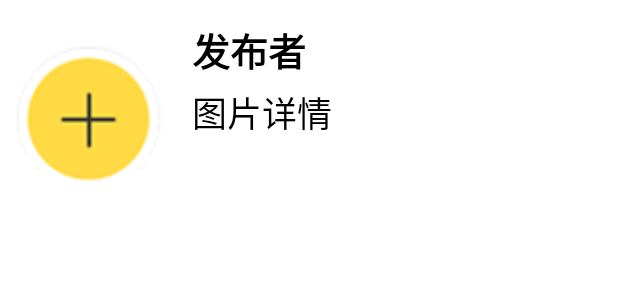
After one commit to nonthen/SharePictures, an Android app: the layout activity_my_pictufabu.xml on its own in the app's theme, with its tools: preview values and no code run, on a phone screen of 412 x 824 dp. The commit adds this screen. Shown: the top 300 px of the screen. Run offline under Robolectric (Android 15) with nearby library versions, the phone set to English and light mode, and no system bars.

Commit message:
发布图片成功，首页显示图片

```diff
--- a/app/src/main/java/com/example/sharepictures/ui/upload/DashboardFragment.java
+++ b/app/src/main/java/com/example/sharepictures/ui/upload/DashboardFragment.java
@@ -72,6 +72,7 @@ public class DashboardFragment extends Fragment {//发布照片
             public void onClick(View view) {
 
                 ContentValues values=new ContentValues();//储存图片信息
+
                 values.put("idnum",binding.PictureId.getText().toString());
                 values.put("details",binding.PicturesDetails.getText().toString());
                 values.put("pictures",imagedata);
--- /dev/null
+++ b/app/src/main/res/layout/activity_my_pictufabu.xml
@@ -0,0 +1,43 @@
+<?xml version="1.0" encoding="utf-8"?>
+<LinearLayout
+    xmlns:android="http://schemas.android.com/apk/res/android"
+    android:orientation="horizontal"
+    android:layout_width="match_parent"
+    android:layout_height="150dp"
+    android:padding="10dp">
+
+    <ImageView
+        android:id="@+id/item_image"
+        android:layout_width="98dp"
+        android:layout_height="138dp"
+        android:src="@drawable/ic_fab" />
+    <LinearLayout
+        android:layout_width="match_parent"
+        android:layout_height="match_parent"
+        android:orientation="vertical"
+        android:paddingLeft="20dp">
+
+        <TextView
+            android:id="@+id/userid"
+            android:layout_width="271dp"
+            android:layout_height="47dp"
+            android:gravity="center_vertical"
+            android:text="发布者"
+            android:textColor="#000000"
+            android:textSize="25dp"
+            android:textStyle="bold" />
+
+
+        <TextView
+            android:id="@+id/itemdetails"
+            android:layout_width="match_parent"
+            android:layout_height="30dp"
+            android:textSize="23dp"
+            android:textColor="#000000"
+            android:gravity="center_vertical"
+            android:text="图片详情"
+            />
+
+    </LinearLayout>
+
+</LinearLayout>
--- a/app/src/main/res/layout/fragment_dashboard.xml
+++ b/app/src/main/res/layout/fragment_dashboard.xml
@@ -47,7 +47,7 @@
         android:layout_height="54dp"
         android:ems="10"
         android:inputType="textPersonName"
-        android:text="请输入发布者编号"
+        android:text="发布者账号"
         android:textSize="24sp"
         app:layout_constraintBottom_toBottomOf="parent"
         app:layout_constraintEnd_toEndOf="parent"
```
Also changed, not shown: app/src/main/java/com/example/sharepictures/ui/home/HomeFragment.java (+55 -7 lines), app/src/main/java/com/example/sharepictures/ui/home/HomeViewModel.java (+10 -10 lines), app/src/main/res/layout/fragment_home.xml (+5 -13 lines).
